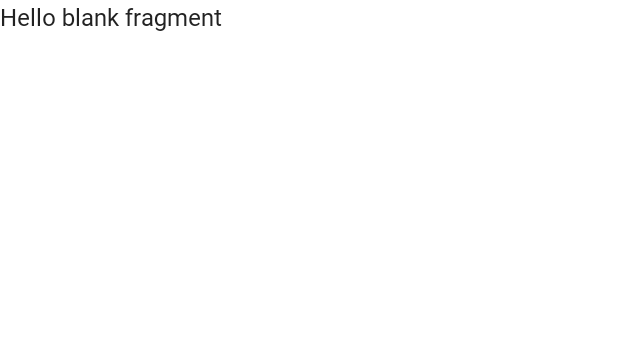
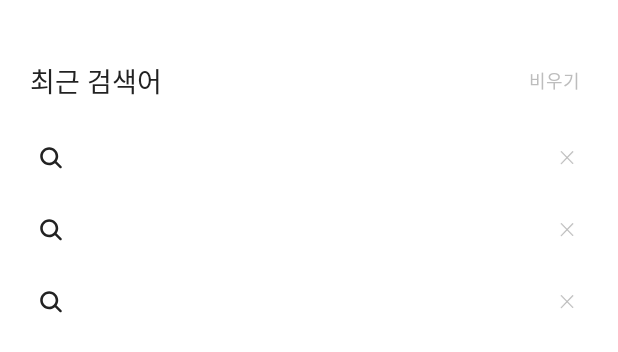
Before and after one commit to Favor-Gift-Reminder/Favor-Android2, an Android app: the layout fragment_search_recent.xml on its own in the app's theme, with its tools: preview values and no code run, on a phone screen of 412 x 824 dp. Shown: the top 352 px of the screen. Run offline under Robolectric (Android 15) with nearby library versions, the phone set to English and light mode, and no system bars.

Commit message:
Feat. FragmentSearchRecent 구성

```diff
--- a/app/src/main/res/layout/fragment_search_recent.xml
+++ b/app/src/main/res/layout/fragment_search_recent.xml
@@ -1,14 +1,41 @@
 <?xml version="1.0" encoding="utf-8"?>
-<FrameLayout xmlns:android="http://schemas.android.com/apk/res/android"
+<LinearLayout xmlns:android="http://schemas.android.com/apk/res/android"
     xmlns:tools="http://schemas.android.com/tools"
     android:layout_width="match_parent"
     android:layout_height="match_parent"
-    tools:context=".UI.Search.SearchRecentFragment">
+    android:orientation="vertical"
+    android:paddingHorizontal="20dp"
+    tools:context=".UI.Search.SearchRecentFragment"
+    tools:ignore="ContentDescription, HardcodedText">
 
-    <!-- TODO: Update blank fragment layout -->
-    <TextView
+    <LinearLayout
+        android:layout_width="match_parent"
+        android:layout_height="wrap_content"
+        android:layout_marginTop="40dp"
+        android:layout_marginBottom="24dp"
+        android:gravity="center"
+        android:orientation="horizontal">
+
+        <TextView
+            android:layout_width="0dp"
+            android:layout_height="wrap_content"
+            android:layout_weight="1"
+            android:fontFamily="@font/pretendard_bold"
+            android:text="최근 검색어"
+            android:textSize="18sp" />
+
+        <TextView
+            android:layout_width="wrap_content"
+            android:layout_height="wrap_content"
+            android:paddingHorizontal="5dp"
+            android:paddingVertical="2dp"
+            android:text="비우기"
+            android:textColor="@color/line2"
+            android:textSize="12sp" />
+    </LinearLayout>
+
+    <androidx.recyclerview.widget.RecyclerView
         android:layout_width="match_parent"
         android:layout_height="match_parent"
-        android:text="@string/hello_blank_fragment" />
-
-</FrameLayout>
+        tools:listitem="@layout/item_recent" />
+</LinearLayout>
```
